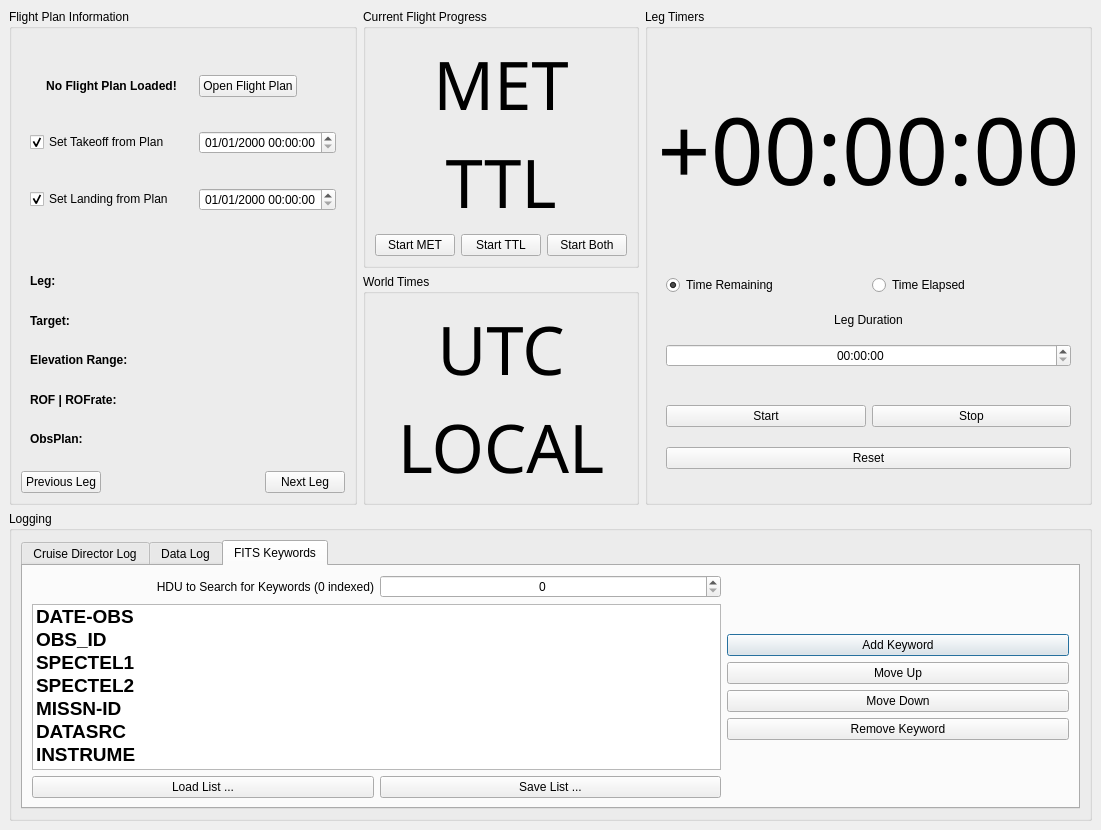
This is SOFIACruiseDirectorPanel.ui in astrobokonon/SOFIACruiseTools as Qt 5 draws it before an edit. The edited form follows.
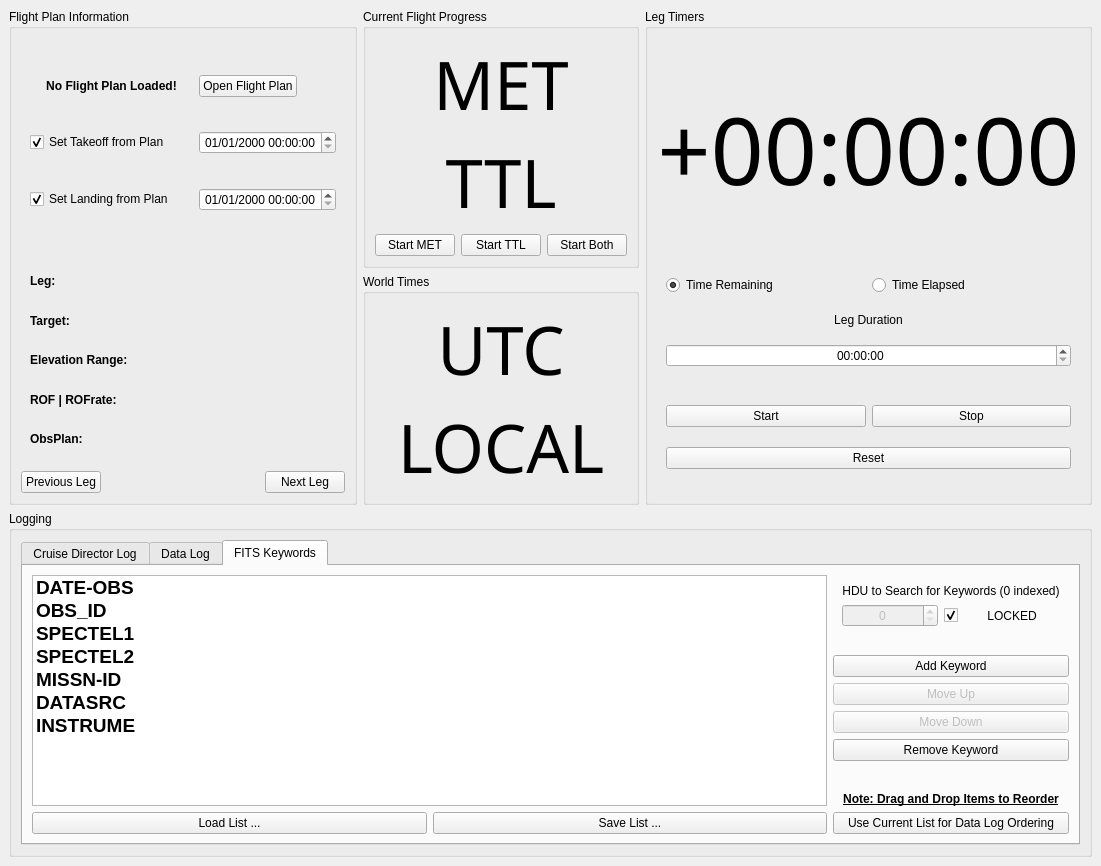
This is the edited form. The open tabs and pages were chosen to show the change.

Commit message: Lots of progress with the keywords stuff. Now going to hack in saving/loading lists of keywords, then reordering the data table based on the order in the QListWidget

```diff
--- a/SOFIACruiseDirectorPanel.ui
+++ b/SOFIACruiseDirectorPanel.ui
@@ -240,34 +240,38 @@
            <string>FITS Keywords</string>
           </attribute>
           <layout class="QGridLayout" name="gridLayout_11">
-           <item row="0" column="0">
-            <widget class="QLabel" name="txt_hduchooser">
+           <item row="13" column="4">
+            <widget class="QPushButton" name="pushButton">
              <property name="text">
-              <string>HDU to Search for Keywords (0 indexed)</string>
+              <string>Use Current List for Data Log Ordering</string>
+             </property>
+            </widget>
+           </item>
+           <item row="12" column="4">
+            <widget class="QLabel" name="label">
+             <property name="font">
+              <font>
+               <weight>75</weight>
+               <bold>true</bold>
+               <underline>true</underline>
+              </font>
+             </property>
+             <property name="text">
+              <string>Note: Drag and Drop Items to Reorder</string>
              </property>
              <property name="alignment">
-              <set>Qt::AlignRight|Qt::AlignTrailing|Qt::AlignVCenter</set>
+              <set>Qt::AlignCenter</set>
              </property>
             </widget>
            </item>
-           <item row="4" column="2">
-            <widget class="QPushButton" name="fitskw_movedown">
+           <item row="13" column="2" colspan="2">
+            <widget class="QPushButton" name="fitskw_savelist">
              <property name="text">
-              <string>Move Down</string>
+              <string>Save List ...</string>
              </property>
             </widget>
            </item>
-           <item row="2" column="2">
-            <widget class="QPushButton" name="fitskw_add">
-             <property name="text">
-              <string>Add Keyword</string>
-             </property>
-             <property name="default">
-              <bool>true</bool>
-             </property>
-            </widget>
-           </item>
-           <item row="1" column="0" rowspan="6" colspan="2">
+           <item row="1" column="0" rowspan="12" colspan="4">
             <widget class="QListWidget" name="fitskw_listing">
              <property name="font">
               <font>
@@ -340,41 +344,108 @@
              </item>
             </widget>
            </item>
-           <item row="5" column="2">
+           <item row="13" column="0" colspan="2">
+            <widget class="QPushButton" name="fitskw_loadlist">
+             <property name="text">
+              <string>Load List ...</string>
+             </property>
+            </widget>
+           </item>
+           <item row="1" column="4">
+            <widget class="QWidget" name="widget_4" native="true">
+             <layout class="QGridLayout" name="gridLayout_13">
+              <item row="1" column="0">
+               <widget class="QSpinBox" name="fitskw_currenthdu">
+                <property name="enabled">
+                 <bool>false</bool>
+                </property>
+                <property name="alignment">
+                 <set>Qt::AlignCenter</set>
+                </property>
+                <property name="suffix">
+                 <string/>
+                </property>
+               </widget>
+              </item>
+              <item row="1" column="1">
+               <widget class="QCheckBox" name="fitskw_hdulockbox">
+                <property name="enabled">
+                 <bool>true</bool>
+                </property>
+                <property name="sizePolicy">
+                 <sizepolicy hsizetype="Fixed" vsizetype="Minimum">
+                  <horstretch>0</horstretch>
+                  <verstretch>0</verstretch>
+                 </sizepolicy>
+                </property>
+                <property name="checked">
+                 <bool>true</bool>
+                </property>
+               </widget>
+              </item>
+              <item row="1" column="2">
+               <widget class="QLabel" name="fitskw_hdulocklabel">
+                <property name="text">
+                 <string>LOCKED</string>
+                </property>
+                <property name="alignment">
+                 <set>Qt::AlignCenter</set>
+                </property>
+               </widget>
+              </item>
+              <item row="0" column="0" colspan="3">
+               <widget class="QLabel" name="txt_hduchooser">
+                <property name="text">
+                 <string>HDU to Search for Keywords (0 indexed)</string>
+                </property>
+                <property name="alignment">
+                 <set>Qt::AlignCenter</set>
+                </property>
+               </widget>
+              </item>
+             </layout>
+            </widget>
+           </item>
+           <item row="7" column="4">
             <widget class="QPushButton" name="fitskw_remove">
              <property name="text">
               <string>Remove Keyword</string>
              </property>
             </widget>
            </item>
-           <item row="3" column="2">
+           <item row="6" column="4">
+            <widget class="QPushButton" name="fitskw_movedown">
+             <property name="enabled">
+              <bool>false</bool>
+             </property>
+             <property name="toolTip">
+              <string>Drag and drop instead!</string>
+             </property>
+             <property name="text">
+              <string>Move Down</string>
+             </property>
+            </widget>
+           </item>
+           <item row="5" column="4">
             <widget class="QPushButton" name="fitskw_moveup">
+             <property name="enabled">
+              <bool>false</bool>
+             </property>
+             <property name="toolTip">
+              <string>Drag and drop instead!</string>
+             </property>
              <property name="text">
               <string>Move Up</string>
              </property>
             </widget>
            </item>
-           <item row="7" column="1">
-            <widget class="QPushButton" name="fitskw_savelist">
+           <item row="4" column="4">
+            <widget class="QPushButton" name="fitskw_add">
              <property name="text">
-              <string>Save List ...</string>
+              <string>Add Keyword</string>
              </property>
-            </widget>
-           </item>
-           <item row="7" column="0">
-            <widget class="QPushButton" name="fitskw_loadlist">
-             <property name="text">
-              <string>Load List ...</string>
-             </property>
-            </widget>
-           </item>
-           <item row="0" column="1">
-            <widget class="QSpinBox" name="fitskw_currenthdu">
-             <property name="alignment">
-              <set>Qt::AlignCenter</set>
-             </property>
-             <property name="suffix">
-              <string/>
+             <property name="default">
+              <bool>false</bool>
              </property>
             </widget>
            </item>
```
Left out of the diff: 12 changed lines with no effect on the pictures. The commit also changes 2 other files.
